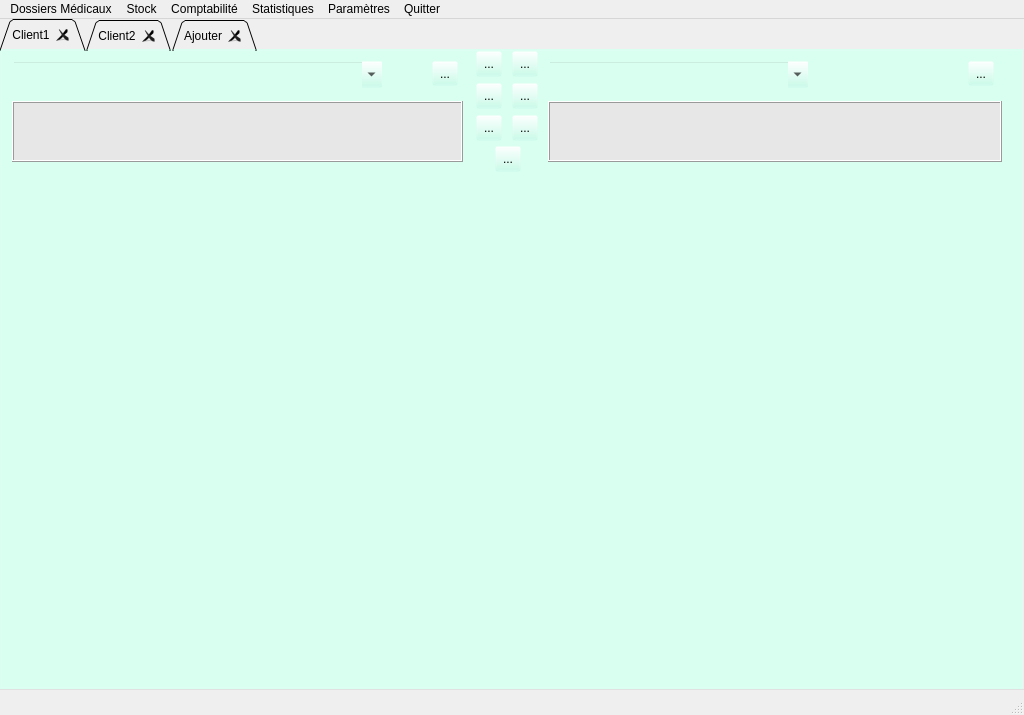
Above: VetGUI/Form_openvet.ui from openvet/openvet before the change. Below: the same form after it.
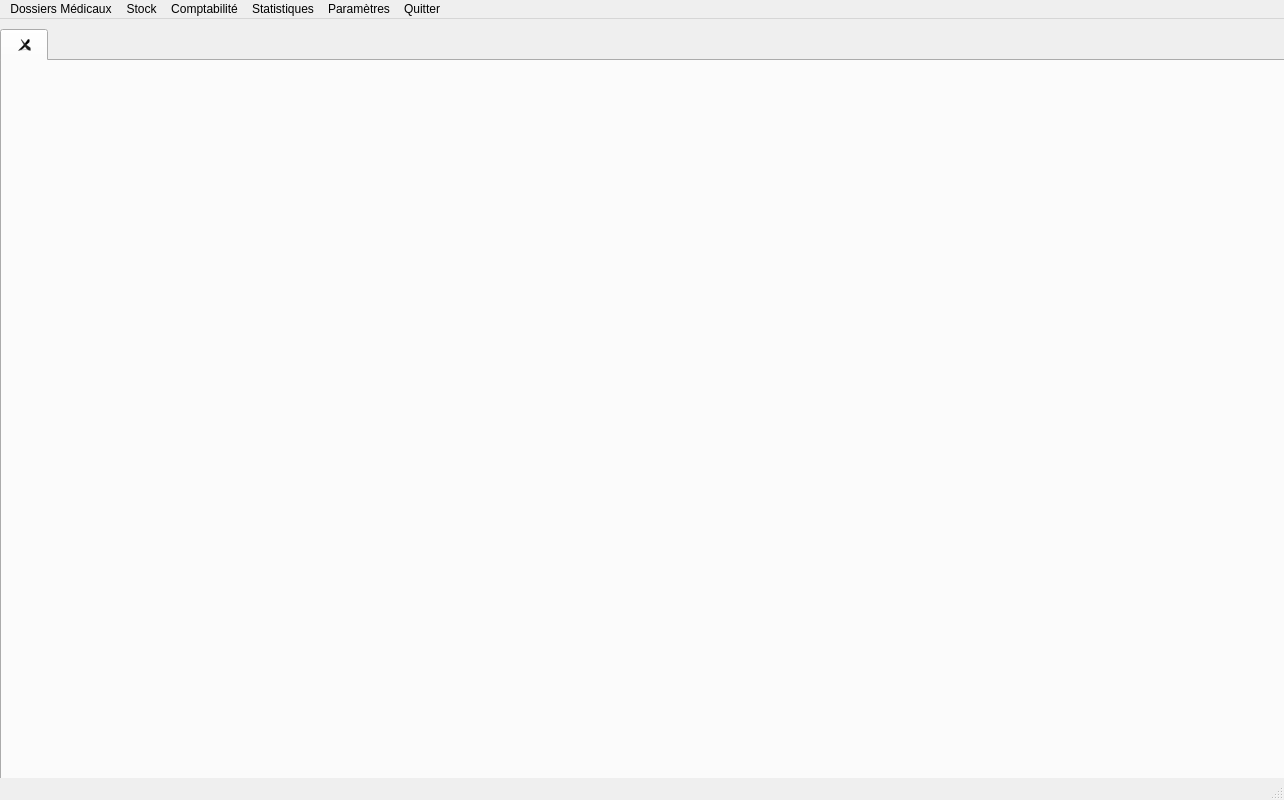
That is the form after the change. Icons and pictures are not drawn.

What changed in the file:
```diff
--- a/VetGUI/Form_openvet.ui
+++ b/VetGUI/Form_openvet.ui
@@ -6,8 +6,8 @@
    <rect>
     <x>0</x>
     <y>0</y>
-    <width>1024</width>
-    <height>715</height>
+    <width>1284</width>
+    <height>800</height>
    </rect>
   </property>
   <property name="windowTitle">
@@ -15,430 +15,45 @@
   </property>
   <property name="windowIcon">
    <iconset>
-    <normaloff>../images/icone.png</normaloff>../images/icone.png</iconset>
+    <normaloff>../../../../../../.designer/images/icone.png</normaloff>../../../../../../.designer/images/icone.png</iconset>
   </property>
   <property name="styleSheet">
    <string notr="true"/>
   </property>
   <widget class="QWidget" name="centralwidget">
-   <widget class="QStackedWidget" name="stackedWidget">
+   <widget class="QTabWidget" name="tabWidgetClient">
     <property name="geometry">
      <rect>
       <x>0</x>
-      <y>0</y>
-      <width>1024</width>
-      <height>671</height>
+      <y>10</y>
+      <width>1291</width>
+      <height>751</height>
      </rect>
     </property>
-    <property name="styleSheet">
-     <string notr="true">background-color: rgba(188, 255, 231, 0);</string>
+    <property name="autoFillBackground">
+     <bool>false</bool>
+    </property>
+    <property name="tabShape">
+     <enum>QTabWidget::Rounded</enum>
     </property>
     <property name="currentIndex">
      <number>0</number>
     </property>
-    <widget class="QWidget" name="page_Consultation">
-     <widget class="QTabWidget" name="tabWidget_fiches">
-      <property name="geometry">
-       <rect>
-        <x>0</x>
-        <y>0</y>
-        <width>1024</width>
-        <height>671</height>
-       </rect>
-      </property>
-      <property name="autoFillBackground">
-       <bool>false</bool>
-      </property>
-      <property name="styleSheet">
-       <string notr="true"/>
-      </property>
-      <property name="tabShape">
-       <enum>QTabWidget::Triangular</enum>
-      </property>
-      <property name="currentIndex">
-       <number>0</number>
-      </property>
-      <property name="iconSize">
-       <size>
-        <width>16</width>
-        <height>16</height>
-       </size>
-      </property>
-      <property name="elideMode">
-       <enum>Qt::ElideNone</enum>
-      </property>
-      <property name="tabsClosable">
-       <bool>true</bool>
-      </property>
-      <widget class="QWidget" name="tab_fiche1">
-       <attribute name="title">
-        <string>Client1</string>
-       </attribute>
-       <widget class="QFrame" name="frame_client">
-        <property name="geometry">
-         <rect>
-          <x>0</x>
-          <y>0</y>
-          <width>474</width>
-          <height>120</height>
-         </rect>
-        </property>
-        <property name="styleSheet">
-         <string notr="true">background-color: rgb(188, 255, 231,0);</string>
-        </property>
-        <property name="frameShape">
-         <enum>QFrame::Box</enum>
-        </property>
-        <property name="frameShadow">
-         <enum>QFrame::Raised</enum>
-        </property>
-        <property name="lineWidth">
-         <number>1</number>
-        </property>
-        <widget class="QComboBox" name="comboBox_client">
-         <property name="geometry">
-          <rect>
-           <x>10</x>
-           <y>10</y>
-           <width>371</width>
-           <height>27</height>
-          </rect>
-         </property>
-         <property name="styleSheet">
-          <string notr="true">selection-background-color: rgb(255, 255, 127);</string>
-         </property>
-         <property name="editable">
-          <bool>true</bool>
-         </property>
-        </widget>
-        <widget class="QTextBrowser" name="textBrowser_client">
-         <property name="geometry">
-          <rect>
-           <x>10</x>
-           <y>50</y>
-           <width>451</width>
-           <height>61</height>
-          </rect>
-         </property>
-         <property name="toolTip">
-          <string>Double click pour sélectionner l'édition</string>
-         </property>
-         <property name="styleSheet">
-          <string notr="true">background-color: rgb(231, 231, 231);</string>
-         </property>
-         <property name="frameShape">
-          <enum>QFrame::Box</enum>
-         </property>
-         <property name="frameShadow">
-          <enum>QFrame::Raised</enum>
-         </property>
-         <property name="lineWidth">
-          <number>1</number>
-         </property>
-         <property name="midLineWidth">
-          <number>0</number>
-         </property>
-        </widget>
-        <widget class="QToolButton" name="toolButton_ClientInfo">
-         <property name="geometry">
-          <rect>
-           <x>430</x>
-           <y>10</y>
-           <width>26</width>
-           <height>25</height>
-          </rect>
-         </property>
-         <property name="text">
-          <string>...</string>
-         </property>
-         <property name="icon">
-          <iconset resource="resources.qrc">
-           <normaloff>:/newPrefix/images/info.png</normaloff>:/newPrefix/images/info.png</iconset>
-         </property>
-         <property name="iconSize">
-          <size>
-           <width>24</width>
-           <height>24</height>
-          </size>
-         </property>
-        </widget>
-       </widget>
-       <widget class="QFrame" name="frame_animal">
-        <property name="geometry">
-         <rect>
-          <x>536</x>
-          <y>0</y>
-          <width>482</width>
-          <height>120</height>
-         </rect>
-        </property>
-        <property name="styleSheet">
-         <string notr="true">background-color: rgb(188, 255, 231,0);</string>
-        </property>
-        <property name="frameShape">
-         <enum>QFrame::Box</enum>
-        </property>
-        <property name="frameShadow">
-         <enum>QFrame::Raised</enum>
-        </property>
-        <widget class="QComboBox" name="comboBox_Animal">
-         <property name="geometry">
-          <rect>
-           <x>10</x>
-           <y>10</y>
-           <width>261</width>
-           <height>27</height>
-          </rect>
-         </property>
-         <property name="styleSheet">
-          <string notr="true">selection-background-color: rgb(255, 255, 127);</string>
-         </property>
-         <property name="editable">
-          <bool>true</bool>
-         </property>
-        </widget>
-        <widget class="QTextBrowser" name="textBrowser_animal">
-         <property name="geometry">
-          <rect>
-           <x>10</x>
-           <y>50</y>
-           <width>454</width>
-           <height>61</height>
-          </rect>
-         </property>
-         <property name="toolTip">
-          <string>Double click pour sélectionner l'édition</string>
-         </property>
-         <property name="styleSheet">
-          <string notr="true">background-color: rgb(231, 231, 231);</string>
-         </property>
-         <property name="frameShape">
-          <enum>QFrame::Box</enum>
-         </property>
-         <property name="frameShadow">
-          <enum>QFrame::Raised</enum>
-         </property>
-        </widget>
-        <widget class="QToolButton" name="toolButton_AnimalInfo">
-         <property name="geometry">
-          <rect>
-           <x>430</x>
-           <y>10</y>
-           <width>26</width>
-           <height>25</height>
-          </rect>
-         </property>
-         <property name="text">
-          <string>...</string>
-         </property>
-         <property name="icon">
-          <iconset resource="resources.qrc">
-           <normaloff>:/newPrefix/images/info.png</normaloff>:/newPrefix/images/info.png</iconset>
-         </property>
-         <property name="iconSize">
-          <size>
-           <width>24</width>
-           <height>24</height>
-          </size>
-         </property>
-        </widget>
-       </widget>
-       <widget class="QToolButton" name="toolButton_addAnimal">
-        <property name="geometry">
-         <rect>
-          <x>510</x>
-          <y>0</y>
-          <width>26</width>
-          <height>26</height>
-         </rect>
-        </property>
-        <property name="toolTip">
-         <string>Nouvel animal</string>
-        </property>
-        <property name="text">
-         <string>...</string>
-        </property>
-        <property name="icon">
-         <iconset>
-          <normaloff>../images/add1.png</normaloff>../images/add1.png</iconset>
-        </property>
-        <property name="iconSize">
-         <size>
-          <width>30</width>
-          <height>30</height>
-         </size>
-        </property>
-       </widget>
-       <widget class="QToolButton" name="toolButton_editAnimal">
-        <property name="geometry">
-         <rect>
-          <x>510</x>
-          <y>32</y>
-          <width>26</width>
-          <height>26</height>
-         </rect>
-        </property>
-        <property name="toolTip">
-         <string>Modifie animal</string>
-        </property>
-        <property name="text">
-         <string>...</string>
-        </property>
-        <property name="icon">
-         <iconset>
-          <normaloff>../images/edit1.png</normaloff>../images/edit1.png</iconset>
-        </property>
-        <property name="iconSize">
-         <size>
-          <width>30</width>
-          <height>30</height>
-         </size>
-        </property>
-       </widget>
-       <widget class="QToolButton" name="toolButton_deleteAnimal">
-        <property name="geometry">
-         <rect>
-          <x>510</x>
-          <y>64</y>
-          <width>26</width>
-          <height>26</height>
-         </rect>
-        </property>
-        <property name="toolTip">
-         <string>Efface animal</string>
-        </property>
-        <property name="text">
-         <string>...</string>
-        </property>
-        <property name="icon">
-         <iconset>
-          <normaloff>../images/delete2.png</normaloff>../images/delete2.png</iconset>
-        </property>
-        <property name="iconSize">
-         <size>
-          <width>30</width>
-          <height>30</height>
-         </size>
-        </property>
-       </widget>
-       <widget class="QToolButton" name="toolButton_scan">
-        <property name="geometry">
-         <rect>
-          <x>493</x>
-          <y>95</y>
-          <width>26</width>
-          <height>26</height>
-         </rect>
-        </property>
-        <property name="toolTip">
-         <string>Recherche client / animal</string>
-        </property>
-        <property name="text">
-         <string>...</string>
-        </property>
-        <property name="icon">
-         <iconset>
-          <normaloff>../images/loupe2.png</normaloff>../images/loupe2.png</iconset>
-        </property>
-        <property name="iconSize">
-         <size>
-          <width>30</width>
-          <height>30</height>
-         </size>
-        </property>
-       </widget>
-       <widget class="QToolButton" name="toolButton_addClient">
-        <property name="geometry">
-         <rect>
-          <x>474</x>
-          <y>0</y>
-          <width>26</width>
-          <height>26</height>
-         </rect>
-        </property>
-        <property name="toolTip">
-         <string>Nouveau client</string>
-        </property>
-        <property name="text">
-         <string>...</string>
-        </property>
-        <property name="icon">
-         <iconset>
-          <normaloff>../images/add1.png</normaloff>../images/add1.png</iconset>
-        </property>
-        <property name="iconSize">
-         <size>
-          <width>30</width>
-          <height>30</height>
-         </size>
-        </property>
-       </widget>
-       <widget class="QToolButton" name="toolButton_deleteClient">
-        <property name="geometry">
-         <rect>
-          <x>474</x>
-          <y>64</y>
-          <width>26</width>
-          <height>26</height>
-         </rect>
-        </property>
-        <property name="toolTip">
-         <string>Efface client</string>
-        </property>
-        <property name="text">
-         <string>...</string>
-        </property>
-        <property name="icon">
-         <iconset>
-          <normaloff>../images/delete2.png</normaloff>../images/delete2.png</iconset>
-        </property>
-        <property name="iconSize">
-         <size>
-          <width>30</width>
-          <height>30</height>
-         </size>
-        </property>
-       </widget>
-       <widget class="QToolButton" name="toolButton_editClient">
-        <property name="geometry">
-         <rect>
-          <x>474</x>
-          <y>32</y>
-          <width>26</width>
-          <height>26</height>
-         </rect>
-        </property>
-        <property name="toolTip">
-         <string>Modifie client</string>
-        </property>
-        <property name="text">
-         <string>...</string>
-        </property>
-        <property name="icon">
-         <iconset>
-          <normaloff>../images/edit1.png</normaloff>../images/edit1.png</iconset>
-        </property>
-        <property name="iconSize">
-         <size>
-          <width>30</width>
-          <height>30</height>
-         </size>
-        </property>
-       </widget>
-      </widget>
-      <widget class="QWidget" name="tab_fiche2">
-       <attribute name="title">
-        <string>Client2</string>
-       </attribute>
-      </widget>
-      <widget class="QWidget" name="tab_7">
-       <attribute name="title">
-        <string>Ajouter</string>
-       </attribute>
-      </widget>
-     </widget>
+    <property name="tabsClosable">
+     <bool>true</bool>
+    </property>
+    <property name="movable">
+     <bool>true</bool>
+    </property>
+    <widget class="QWidget" name="tabWidgetOuvrir">
+     <attribute name="icon">
+      <iconset resource="resources.qrc">
+       <normaloff>:/newPrefix/images/add1.png</normaloff>:/newPrefix/images/add1.png</iconset>
+     </attribute>
+     <attribute name="title">
+      <string extracomment="ouvre une nouvelle fiche client"/>
+     </attribute>
     </widget>
-    <widget class="QWidget" name="page_2"/>
    </widget>
   </widget>
   <widget class="QMenuBar" name="menubar">
@@ -446,8 +61,8 @@
     <rect>
      <x>0</x>
      <y>0</y>
-     <width>1024</width>
-     <height>23</height>
+     <width>1284</width>
+     <height>25</height>
     </rect>
    </property>
    <widget class="QMenu" name="menuDossiers_M_dicaux">
```
